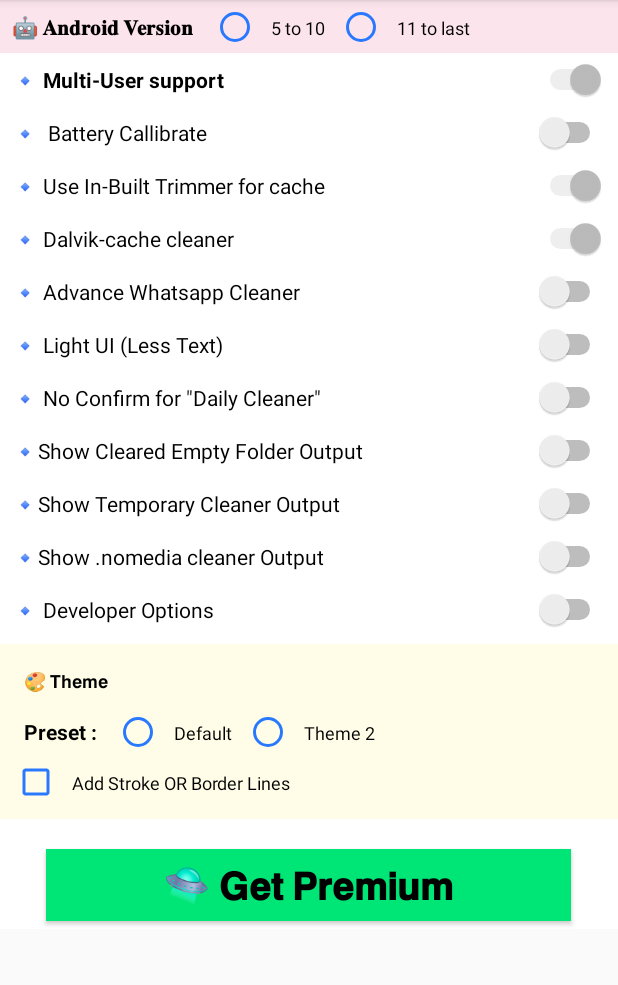
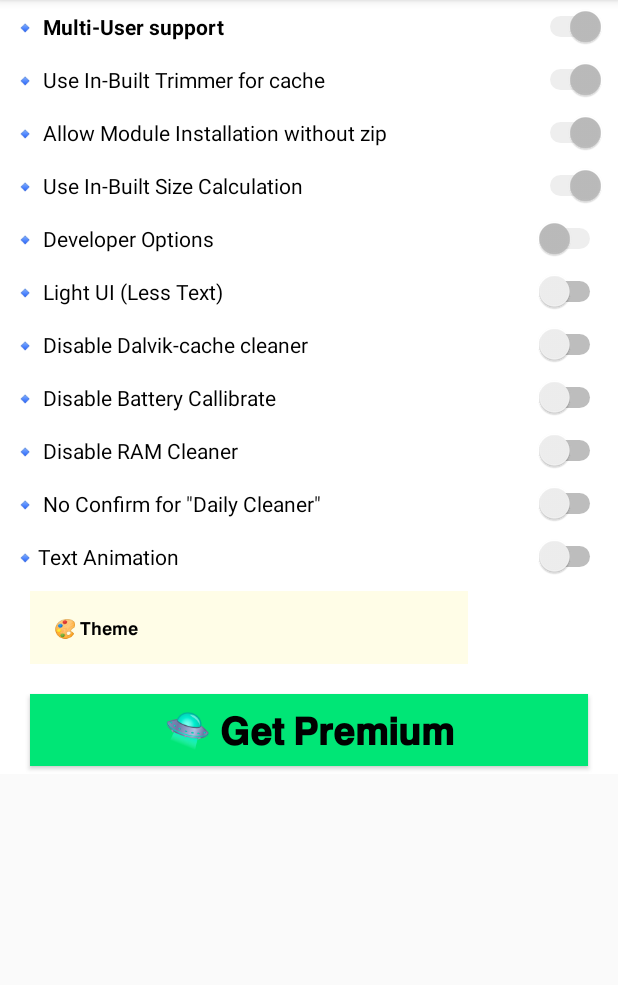
Before and after one commit to araafroyall/Cleaner-Royall, an Android app: the layout settings.xml on its own in the app's theme, with its tools: preview values and no code run, on a phone screen of 412 x 824 dp, the part 84-1069 px from its top. Run offline under Robolectric (Android 15) with nearby library versions, the phone set to English and light mode, and no system bars.

Commit message:
Update settings.xml

```diff
--- a/app/src/main/res/layout/settings.xml
+++ b/app/src/main/res/layout/settings.xml
@@ -15,38 +15,6 @@
 			android:layout_height="wrap_content"
 			android:background="#FFFFFF"
 			android:orientation="vertical">
-			<LinearLayout
-				android:id="@+id/linear4"
-				android:layout_width="match_parent"
-				android:layout_height="wrap_content"
-				android:background="#FCE4EC"
-				android:orientation="horizontal">
-				<TextView
-					android:id="@+id/textview7"
-					android:layout_width="wrap_content"
-					android:layout_height="wrap_content"
-					android:padding="8dp"
-					android:text="🤖 𝐀𝐧𝐝𝐫𝐨𝐢𝐝 𝐕𝐞𝐫𝐬𝐢𝐨𝐧 "
-					android:textSize="14sp"
-					android:textStyle="bold"
-					android:textColor="#000000" />
-				<RadioButton
-					android:id="@+id/belowEleven"
-					android:layout_width="wrap_content"
-					android:layout_height="wrap_content"
-					android:padding="8dp"
-					android:text="5 to 10"
-					android:textSize="12sp"
-					android:textColor="#000000" />
-				<RadioButton
-					android:id="@+id/elevenplus"
-					android:layout_width="wrap_content"
-					android:layout_height="wrap_content"
-					android:padding="8dp"
-					android:text="11 to last"
-					android:textSize="12sp"
-					android:textColor="#000000" />
-			</LinearLayout>
 			<Switch
 				android:id="@+id/multisup"
 				android:layout_width="match_parent"
@@ -60,15 +28,6 @@
 				android:enabled="false"
 				android:checked="true" />
 			<Switch
-				android:id="@+id/btcall"
-				android:layout_width="match_parent"
-				android:layout_height="wrap_content"
-				android:padding="8dp"
-				android:gravity="left|center_vertical"
-				android:text="🔹  Battery Callibrate"
-				android:textSize="14sp"
-				android:textColor="#000000" />
-			<Switch
 				android:id="@+id/intrimer"
 				android:layout_width="match_parent"
 				android:layout_height="wrap_content"
@@ -80,25 +39,37 @@
 				android:enabled="false"
 				android:checked="true" />
 			<Switch
-				android:id="@+id/delvikcach"
+				android:id="@+id/module"
 				android:layout_width="match_parent"
 				android:layout_height="wrap_content"
 				android:padding="8dp"
 				android:gravity="left|center_vertical"
-				android:text="🔹 Dalvik-cache cleaner"
+				android:text="🔹 Allow Module Installation without zip"
 				android:textSize="14sp"
 				android:textColor="#000000"
 				android:enabled="false"
 				android:checked="true" />
 			<Switch
-				android:id="@+id/advwhat"
+				android:id="@+id/switch1"
 				android:layout_width="match_parent"
 				android:layout_height="wrap_content"
 				android:padding="8dp"
 				android:gravity="left|center_vertical"
-				android:text="🔹 Advance Whatsapp Cleaner"
+				android:text="🔹 Use In-Built Size Calculation"
 				android:textSize="14sp"
-				android:textColor="#000000" />
+				android:textColor="#000000"
+				android:enabled="false"
+				android:checked="true" />
+			<Switch
+				android:id="@+id/developer"
+				android:layout_width="match_parent"
+				android:layout_height="wrap_content"
+				android:padding="8dp"
+				android:gravity="left|center_vertical"
+				android:text="🔹 Developer Options"
+				android:textSize="14sp"
+				android:textColor="#000000"
+				android:enabled="false" />
 			<Switch
 				android:id="@+id/lightui"
 				android:layout_width="match_parent"
@@ -106,6 +77,33 @@
 				android:padding="8dp"
 				android:gravity="left|center_vertical"
 				android:text="🔹 Light UI (Less Text)"
+				android:textSize="14sp"
+				android:textColor="#000000" />
+			<Switch
+				android:id="@+id/delvikcach"
+				android:layout_width="match_parent"
+				android:layout_height="wrap_content"
+				android:padding="8dp"
+				android:gravity="left|center_vertical"
+				android:text="🔹 Disable Dalvik-cache cleaner"
+				android:textSize="14sp"
+				android:textColor="#000000" />
+			<Switch
+				android:id="@+id/btcall"
+				android:layout_width="match_parent"
+				android:layout_height="wrap_content"
+				android:padding="8dp"
+				android:gravity="left|center_vertical"
+				android:text="🔹 Disable Battery Callibrate"
+				android:textSize="14sp"
+				android:textColor="#000000" />
+			<Switch
+				android:id="@+id/disramm"
+				android:layout_width="match_parent"
+				android:layout_height="wrap_content"
+				android:padding="8dp"
+				android:gravity="left|center_vertical"
+				android:text="🔹 Disable RAM Cleaner"
 				android:textSize="14sp"
 				android:textColor="#000000" />
 			<Switch
@@ -118,46 +116,21 @@
 				android:textSize="14sp"
 				android:textColor="#000000" />
 			<Switch
-				android:id="@+id/liveEmpty"
+				android:id="@+id/NoAnim"
 				android:layout_width="match_parent"
 				android:layout_height="wrap_content"
 				android:padding="8dp"
 				android:gravity="left|center_vertical"
-				android:text="🔹Show Cleared Empty Folder Output"
-				android:textSize="14sp"
-				android:textColor="#000000" />
-			<Switch
-				android:id="@+id/tempclean"
-				android:layout_width="match_parent"
-				android:layout_height="wrap_content"
-				android:padding="8dp"
-				android:gravity="left|center_vertical"
-				android:text="🔹Show Temporary Cleaner Output"
-				android:textSize="14sp"
-				android:textColor="#000000" />
-			<Switch
-				android:id="@+id/nomedia"
-				android:layout_width="match_parent"
-				android:layout_height="wrap_content"
-				android:padding="8dp"
-				android:gravity="left|center_vertical"
-				android:text="🔹Show .nomedia cleaner Output"
-				android:textSize="14sp"
-				android:textColor="#000000" />
-			<Switch
-				android:id="@+id/developer"
-				android:layout_width="match_parent"
-				android:layout_height="wrap_content"
-				android:padding="8dp"
-				android:gravity="left|center_vertical"
-				android:text="🔹 Developer Options"
+				android:text="🔹Text Animation"
 				android:textSize="14sp"
 				android:textColor="#000000" />
 			<LinearLayout
 				android:id="@+id/linear3"
 				android:layout_width="match_parent"
 				android:layout_height="wrap_content"
+				android:layout_marginLeft="20dp"
 				android:layout_marginTop="5dp"
+				android:layout_marginRight="100dp"
 				android:padding="8dp"
 				android:background="#FFFDE7"
 				android:orientation="vertical">
@@ -169,49 +142,10 @@
 					android:text="🎨 𝗧𝗵𝗲𝗺𝗲"
 					android:textSize="12sp"
 					android:textColor="#000000" />
-				<LinearLayout
-					android:id="@+id/linear5"
-					android:layout_width="match_parent"
-					android:layout_height="wrap_content"
-					android:orientation="horizontal">
-					<TextView
-						android:id="@+id/title"
-						android:layout_width="wrap_content"
-						android:layout_height="wrap_content"
-						android:padding="8dp"
-						android:text="Preset : "
-						android:textSize="14sp"
-						android:textStyle="bold"
-						android:textColor="#000000" />
-					<RadioButton
-						android:id="@+id/Preset1"
-						android:layout_width="wrap_content"
-						android:layout_height="wrap_content"
-						android:padding="8dp"
-						android:text="Default"
-						android:textSize="12sp"
-						android:textColor="#000000" />
-					<RadioButton
-						android:id="@+id/Preset2"
-						android:layout_width="wrap_content"
-						android:layout_height="wrap_content"
-						android:padding="8dp"
-						android:text="Theme 2"
-						android:textSize="12sp"
-						android:textColor="#000000" />
-				</LinearLayout>
-				<CheckBox
-					android:id="@+id/stroke"
-					android:layout_width="wrap_content"
-					android:layout_height="wrap_content"
-					android:padding="8dp"
-					android:text="Add Stroke OR Border Lines"
-					android:textSize="12sp"
-					android:textColor="#000000" />
 			</LinearLayout>
 			<Button
 				android:id="@+id/GetPremium"
-				android:layout_width="350dp"
+				android:layout_width="match_parent"
 				android:layout_height="wrap_content"
 				android:layout_marginLeft="20dp"
 				android:layout_marginTop="20dp"
```
